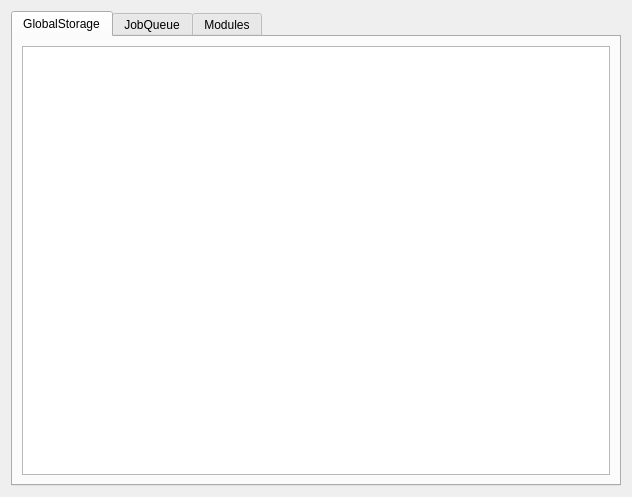
Old version of the form src/libcalamaresui/utils/DebugWindow.ui in the repository tanglu-org/calamares.
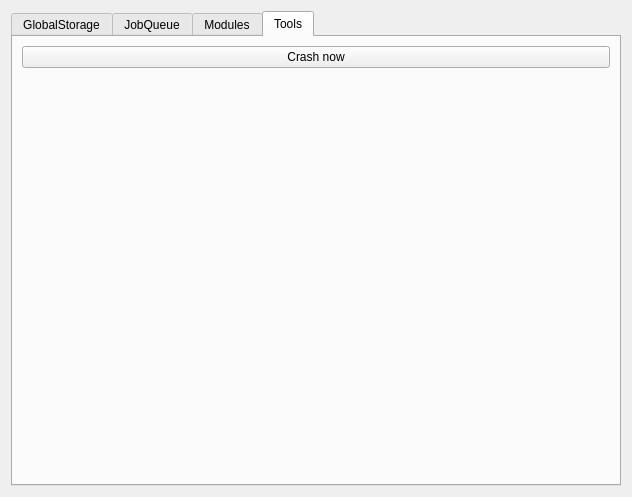
New version of the form. The open tabs and pages were chosen to show the change.

What changed in the file:
```diff
--- a/src/libcalamaresui/utils/DebugWindow.ui
+++ b/src/libcalamaresui/utils/DebugWindow.ui
@@ -52,6 +52,33 @@
        </item>
       </layout>
      </widget>
+     <widget class="QWidget" name="toolsTab">
+      <attribute name="title">
+       <string>Tools</string>
+      </attribute>
+      <layout class="QVBoxLayout" name="verticalLayout_4">
+       <item>
+        <widget class="QPushButton" name="crashButton">
+         <property name="text">
+          <string notr="true">Crash now</string>
+         </property>
+        </widget>
+       </item>
+       <item>
+        <spacer name="verticalSpacer">
+         <property name="orientation">
+          <enum>Qt::Vertical</enum>
+         </property>
+         <property name="sizeHint" stdset="0">
+          <size>
+           <width>20</width>
+           <height>40</height>
+          </size>
+         </property>
+        </spacer>
+       </item>
+      </layout>
+     </widget>
     </widget>
    </item>
   </layout>
```
